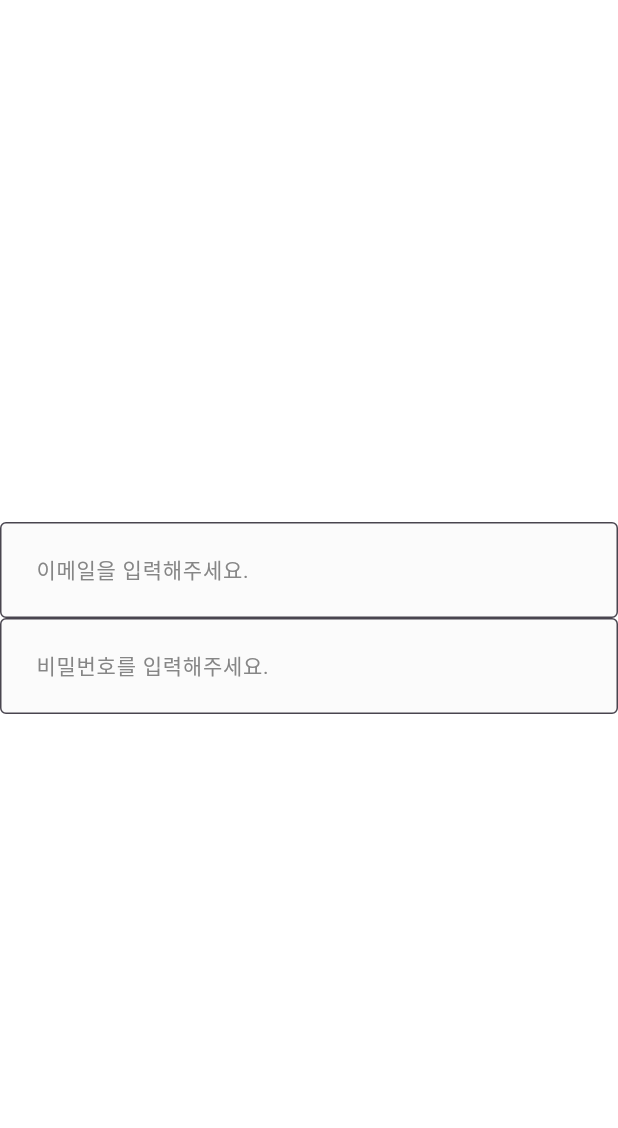
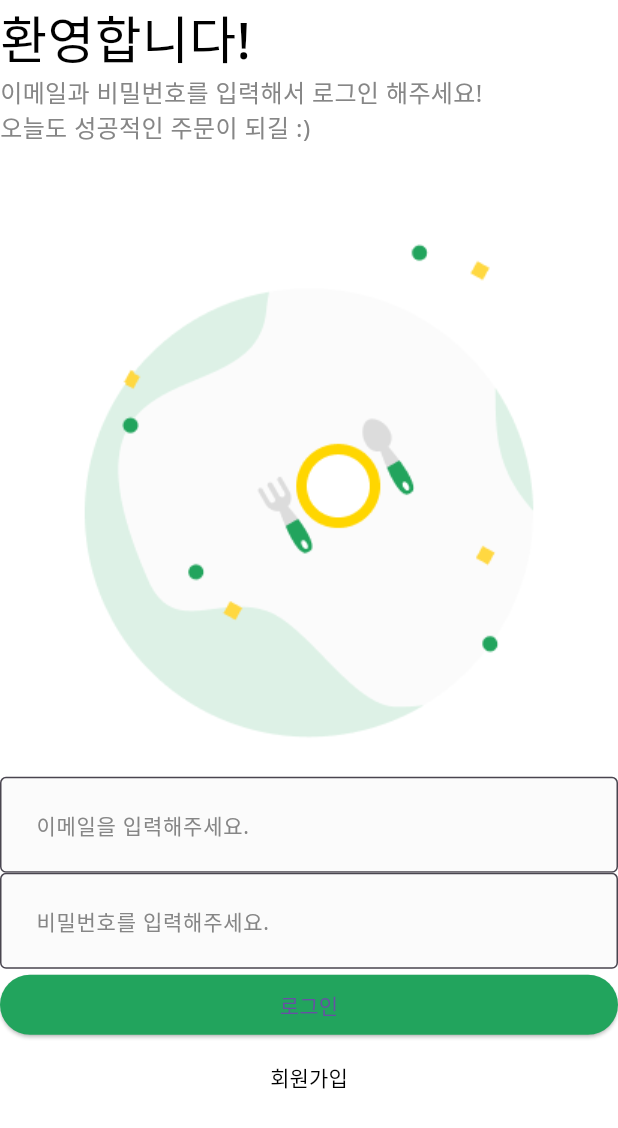
Before and after one commit to junghyunsoo24/flutter_deliver_app, a Flutter app: the screen it shows after launch, on a phone screen of 412 x 824 dp. Shown: the top 1128 px of the screen. Run offline on Flutter 3.47's test engine with Material 3 defaults, Android fonts, the phone set to English and light mode, and no system bars.

Commit message:
feat: 로그인 화면으로 구성

```diff
--- /dev/null
+++ b/lib/layout/default_layout.dart
@@ -0,0 +1,48 @@
+import 'package:flutter/material.dart';
+
+class DefaultLayout extends StatelessWidget {
+  final Color? backgroundColor;
+  final Widget child;
+  final String? title;
+  final Widget? bottomNavigationBar;
+  final Widget? floatingActionButton;
+
+  const DefaultLayout({
+    required this.child,
+    this.backgroundColor,
+    this.title,
+    this.bottomNavigationBar,
+    this.floatingActionButton,
+    Key? key,
+  }) : super(key: key);
+
+  @override
+  Widget build(BuildContext context) {
+    return Scaffold(
+      backgroundColor: backgroundColor ?? Colors.white,
+      appBar: renderAppBar(),
+      body: child,
+      bottomNavigationBar: bottomNavigationBar,
+      floatingActionButton: floatingActionButton,
+    );
+  }
+
+  AppBar? renderAppBar(){
+    if(title == null){
+      return null;
+    }else{
+      return AppBar(
+        backgroundColor: Colors.white,
+        elevation: 0,
+        title: Text(
+          title!,
+          style: const TextStyle(
+            fontSize: 16.0,
+            fontWeight: FontWeight.w500,
+          ),
+        ),
+        foregroundColor: Colors.black,
+      );
+    }
+  }
+}
--- a/lib/main.dart
+++ b/lib/main.dart
@@ -1,10 +1,11 @@
 import 'package:flutter/material.dart';
+import 'package:flutter_deliver_app/user/view/login_screen.dart';
 
 import 'component/custom_text_form_field.dart';
 
 void main() {
   runApp(
-    MyApp(),
+    const MyApp(),
   );
 }
 
@@ -14,24 +15,11 @@ class MyApp extends StatelessWidget {
   @override
   Widget build(BuildContext context) {
     return MaterialApp(
+      theme: ThemeData(
+        fontFamily: 'NotoSans',
+      ),
       debugShowCheckedModeBanner: false,
-      home: Scaffold(
-        backgroundColor: Colors.white,
-        body: Column(
-          mainAxisAlignment: MainAxisAlignment.center,
-          children: [
-            CustomTextFormField(
-              hintText: '이메일을 입력해주세요.',
-              onChanged: (String value) {},
-            ),
-            CustomTextFormField(
-              hintText: '비밀번호를 입력해주세요.',
-              onChanged: (String value) {},
-              obscureText: true,
-            ),
-          ],
-        ),
-      ),
+      home: const LoginScreen(),
     );
   }
 }
--- /dev/null
+++ b/lib/user/view/login_screen.dart
@@ -0,0 +1,89 @@
+
+import 'package:flutter/material.dart';
+
+import '../../common/const/colors.dart';
+import '../../component/custom_text_form_field.dart';
+import '../../layout/default_layout.dart';
+
+class LoginScreen extends StatelessWidget {
+  const LoginScreen({Key? key}) : super(key: key);
+
+  @override
+  Widget build(BuildContext context) {
+    return DefaultLayout(
+      child: SafeArea(
+        top: true,
+        bottom: false,
+        child: Column(
+          crossAxisAlignment: CrossAxisAlignment.stretch,
+          children: [
+            const _Title(),
+            const _SubTitle(),
+            Image.asset(
+              'asset/img/misc/logo.png',
+              width: MediaQuery.of(context).size.width / 3 * 2,
+            ),
+            CustomTextFormField(
+              hintText: '이메일을 입력해주세요.',
+              onChanged: (String value) {},
+            ),
+            CustomTextFormField(
+              hintText: '비밀번호를 입력해주세요.',
+              onChanged: (String value) {},
+              obscureText: true,
+            ),
+            ElevatedButton(
+              onPressed: () {},
+              style: ElevatedButton.styleFrom(
+                primary: PRIMARY_COLOR,
+              ),
+              child: const Text(
+                '로그인',
+              ),
+            ),
+            TextButton(
+              onPressed: () {},
+              style: TextButton.styleFrom(
+                primary: Colors.black,
+              ),
+              child: const Text(
+                '회원가입',
+              ),
+            ),
+          ],
+        ),
+      ),
+    );
+  }
+}
+
+class _Title extends StatelessWidget {
+  const _Title({Key? key}) : super(key: key);
+
+  @override
+  Widget build(BuildContext context) {
+    return Text(
+      '환영합니다!',
+      style: TextStyle(
+        fontSize: 34,
+        fontWeight: FontWeight.w500,
+        color: Colors.black,
+      ),
+    );
+  }
+}
+
+class _SubTitle extends StatelessWidget {
+  const _SubTitle({Key? key}) : super(key: key);
+
+  @override
+  Widget build(BuildContext context) {
+    return Text(
+      '이메일과 비밀번호를 입력해서 로그인 해주세요!\n오늘도 성공적인 주문이 되길 :)',
+      style: TextStyle(
+        fontSize: 16,
+        color: BODY_TEXT_COLOR,
+      ),
+    );
+  }
+}
```
